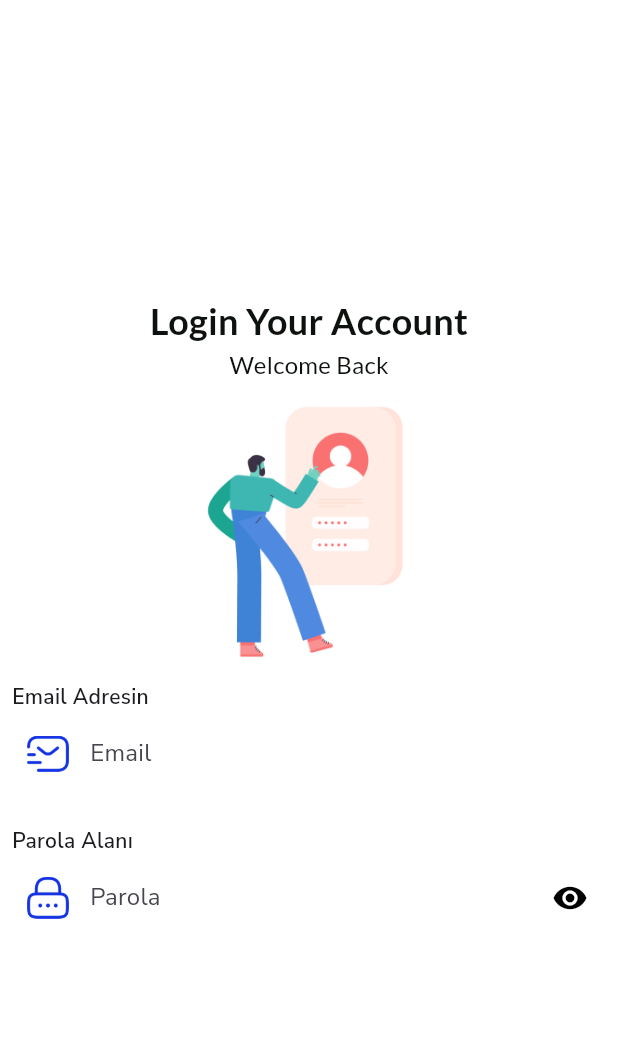
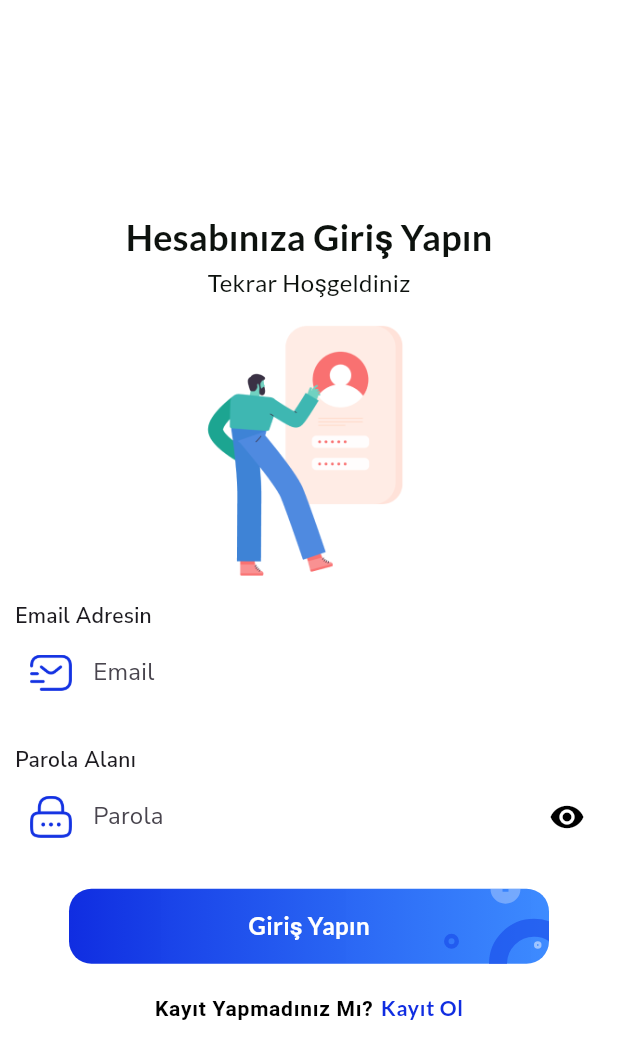
Before and after one commit to Arifcngk/ETicaret-Flutter-Nodejs-Mongo, a Flutter app: the screen it shows after launch, on a phone screen of 412 x 824 dp. Shown: the top 1059 px of the screen. Run offline on Flutter 3.47's test engine with Material 3 defaults, Android fonts, the phone set to English and light mode, and no system bars; our stand-ins replace google_fonts.

Commit message:
fix: corrected import path for login screen and removed obsolete file

```diff
--- a/lib/main.dart
+++ b/lib/main.dart
@@ -1,4 +1,4 @@
-import 'package:eticaret_fullstack/views/screens/aurh_screens/login..dart';
+import 'package:eticaret_fullstack/views/screens/aurh_screens/login.dart';
 import 'package:flutter/material.dart';
 
 void main() {
--- a/lib/views/screens/aurh_screens/login..dart
+++ /dev/null
@@ -1,118 +0,0 @@
-import 'package:flutter/material.dart';
-import 'package:google_fonts/google_fonts.dart';
-
-class LoginScreen extends StatelessWidget {
-  const LoginScreen({super.key});
-
-  @override
-  Widget build(BuildContext context) {
-    return Scaffold(
-      backgroundColor: Colors.white.withOpacity(0.95),
-      body: Padding(
-        padding: const EdgeInsets.all(8.0),
-        child: Center(
-          child: Column(
-            mainAxisAlignment: MainAxisAlignment.center,
-            children: [
-              Text(
-                'Login Your Account',
-                style: GoogleFonts.lato(
-                  fontSize: 24,
-                  fontWeight: FontWeight.bold,
-                  color: const Color(0xFF0d120E),
-                  letterSpacing: 0.2,
-                ),
-              ),
-              Text(
-                'Welcome Back',
-                style: GoogleFonts.lato(
-                  fontSize: 16,
-                  fontWeight: FontWeight.w400,
-                  color: const Color(0xFF0d120E),
-                  letterSpacing: 0.2,
-                ),
-              ),
-              Image.asset(
-                "assets/images/illustration.png",
-                width: 200,
-                height: 200,
-              ),
-              Align(
-                alignment: Alignment.topLeft,
-                child: Text(
-                  "Email Adresin",
-                  style: GoogleFonts.nunitoSans(
-                    fontWeight: FontWeight.w600,
-                    letterSpacing: 0.2,
-                  ),
-                ),
-              ),
-              TextFormField(
-                decoration: InputDecoration(
-                  fillColor: Colors.white,
-                  filled: true,
-                  border: OutlineInputBorder(
-                    borderRadius: BorderRadius.circular(10),
-                    borderSide: BorderSide.none,
-                  ),
-                  focusedBorder: InputBorder.none,
-                  enabledBorder: InputBorder.none,
-                  labelText: "Email ",
-                  labelStyle: GoogleFonts.nunitoSans(
-                    fontWeight: FontWeight.w400,
-                    letterSpacing: 0.2,
-                  ),
-                  prefixIcon: Padding(
-                    padding: const EdgeInsets.all(10.0),
-                    child: Image.asset(
-                      "assets/icons/email.png",
-                      width: 20,
-                      height: 20,
-                    ),
-                  ),
-                ),
-              ),
-              const SizedBox(height: 20),
-              Align(
-                alignment: Alignment.topLeft,
-                child: Text(
-                  "Parola Alanı",
-                  style: GoogleFonts.nunitoSans(
-                    fontWeight: FontWeight.w600,
-                    letterSpacing: 0.2,
-                  ),
-                ),
-              ),
-              TextFormField(
-                decoration: InputDecoration(
-                  fillColor: Colors.white,
-                  filled: true,
-                  border: OutlineInputBorder(
-                    borderRadius: BorderRadius.circular(10),
-                    borderSide: BorderSide.none,
-                  ),
-                  focusedBorder: InputBorder.none,
-                  enabledBorder: InputBorder.none,
-                  labelText: "Parola",
-                  labelStyle: GoogleFonts.nunitoSans(
-                    fontWeight: FontWeight.w400,
-                    letterSpacing: 0.2,
-                  ),
-                  suffixIcon: const Icon(Icons.visibility, color: Colors.black),
-                  prefixIcon: Padding(
-                    padding: const EdgeInsets.all(10.0),
-                    child: Image.asset(
-                      "assets/icons/password.png",
-                      width: 20,
-                      height: 20,
-                    ),
-                  ),
-                ),
-              ),
-            ],
-          ),
-        ),
-      ),
-    );
-  }
-}
--- /dev/null
+++ b/lib/views/screens/aurh_screens/login.dart
@@ -0,0 +1,251 @@
+import 'package:eticaret_fullstack/views/screens/aurh_screens/register.dart';
+import 'package:flutter/material.dart';
+import 'package:google_fonts/google_fonts.dart';
+
+class LoginScreen extends StatelessWidget {
+  const LoginScreen({super.key});
+
+  @override
+  Widget build(BuildContext context) {
+    return Scaffold(
+      backgroundColor: Colors.white.withOpacity(0.95),
+      body: Padding(
+        padding: const EdgeInsets.all(10.0),
+        child: Center(
+          child: Column(
+            mainAxisAlignment: MainAxisAlignment.center,
+            children: [
+              Text(
+                'Hesabınıza Giriş Yapın',
+                style: GoogleFonts.lato(
+                  fontSize: 24,
+                  fontWeight: FontWeight.bold,
+                  color: const Color(0xFF0d120E),
+                  letterSpacing: 0.2,
+                ),
+              ),
+              Text(
+                'Tekrar Hoşgeldiniz',
+                style: GoogleFonts.lato(
+                  fontSize: 16,
+                  fontWeight: FontWeight.w400,
+                  color: const Color(0xFF0d120E),
+                  letterSpacing: 0.2,
+                ),
+              ),
+              Image.asset(
+                "assets/images/illustration.png",
+                width: 200,
+                height: 200,
+              ),
+              Align(
+                alignment: Alignment.topLeft,
+                child: Text(
+                  "Email Adresin",
+                  style: GoogleFonts.nunitoSans(
+                    fontWeight: FontWeight.w600,
+                    letterSpacing: 0.2,
+                  ),
+                ),
+              ),
+              TextFormField(
+                decoration: InputDecoration(
+                  fillColor: Colors.white,
+                  filled: true,
+                  border: OutlineInputBorder(
+                    borderRadius: BorderRadius.circular(10),
+                    borderSide: BorderSide.none,
+                  ),
+                  focusedBorder: InputBorder.none,
+                  enabledBorder: InputBorder.none,
+                  labelText: "Email ",
+                  labelStyle: GoogleFonts.nunitoSans(
+                    fontWeight: FontWeight.w400,
+                    letterSpacing: 0.2,
+                  ),
+                  prefixIcon: Padding(
+                    padding: const EdgeInsets.all(10.0),
+                    child: Image.asset(
+                      "assets/icons/email.png",
+                      width: 20,
+                      height: 20,
+                    ),
+                  ),
+                ),
+              ),
+              const SizedBox(height: 20),
+              Align(
+                alignment: Alignment.topLeft,
+                child: Text(
+                  "Parola Alanı",
+                  style: GoogleFonts.nunitoSans(
+                    fontWeight: FontWeight.w600,
+                    letterSpacing: 0.2,
+                  ),
+                ),
+              ),
+              TextFormField(
+                decoration: InputDecoration(
+                  fillColor: Colors.white,
+                  filled: true,
+                  border: OutlineInputBorder(
+                    borderRadius: BorderRadius.circular(10),
+                    borderSide: BorderSide.none,
+                  ),
+                  focusedBorder: InputBorder.none,
+                  enabledBorder: InputBorder.none,
+                  labelText: "Parola",
+                  labelStyle: GoogleFonts.nunitoSans(
+                    fontWeight: FontWeight.w400,
+                    letterSpacing: 0.2,
+                  ),
+                  suffixIcon: const Icon(Icons.visibility, color: Colors.black),
+                  prefixIcon: Padding(
+                    padding: const EdgeInsets.all(10.0),
+                    child: Image.asset(
+                      "assets/icons/password.png",
+                      width: 20,
+                      height: 20,
+                    ),
+                  ),
+                ),
+              ),
+              const SizedBox(height: 20),
+              Container(
+                width: 320,
+                height: 50,
+                decoration: BoxDecoration(
+                  borderRadius: BorderRadius.circular(15),
+                  gradient: const LinearGradient(
+                    colors: [
+                      Color(0xFF102DE1),
+                      Color(0xCC0D6EFF),
+                    ],
+                  ),
+                ),
+                child: Stack(
+                  children: [
+                    Positioned(
+                      left: 280,
+                      top: 20,
+                      child: Opacity(
+                        opacity: 0.5,
+                        child: Container(
+                          width: 60,
+                          height: 60,
+                          clipBehavior: Clip.antiAlias,
+                          decoration: BoxDecoration(
+                            border: Border.all(
+                              color: const Color(0xFF103DE5),
+                              width: 12,
+                            ),
+                            borderRadius: BorderRadius.circular(30),
+                          ),
+                        ),
+                      ),
+                    ),
+                    Positioned(
+                      left: 250,
+                      top: 30,
+                      child: Opacity(
+                          opacity: 0.5,
+                          child: Container(
+                            width: 10,
+                            height: 10,
+                            clipBehavior: Clip.antiAlias,
+                            decoration: BoxDecoration(
+                              border: Border.all(
+                                color: const Color(0xFF103DE5),
+                                width: 3,
+                              ),
+                              borderRadius: BorderRadius.circular(30),
+                            ),
+                          )),
+                    ),
+                    Positioned(
+                      left: 310,
+                      top: 35,
+                      child: Opacity(
+                        opacity: 0.5,
+                        child: Container(
+                          width: 5,
+                          height: 5,
+                          clipBehavior: Clip.antiAlias,
+                          decoration: BoxDecoration(
+                            border: Border.all(
+                              color: Colors.white,
+                              width: 3,
+                            ),
+                            borderRadius: BorderRadius.circular(3),
+                          ),
+                        ),
+                      ),
+                    ),
+                    Positioned(
+                      left: 281,
+                      top: -10,
+                      child: Opacity(
+                        opacity: 0.3,
+                        child: Container(
+                          width: 20,
+                          height: 20,
+                          clipBehavior: Clip.antiAlias,
+                          decoration: BoxDecoration(
+                            border: Border.all(
+                              color: Colors.white,
+                              width: 12,
+                            ),
+                            borderRadius: BorderRadius.circular(10),
+                          ),
+                        ),
+                      ),
+                    ),
+                    Center(
+                      child: Text("Giriş Yapın",
+                          style: GoogleFonts.lato(
+                            color: Colors.white,
+                            fontWeight: FontWeight.w600,
+                            fontSize: 16,
+                          )),
+                    ),
+                  ],
+                ),
+              ),
+              const SizedBox(height: 20),
+              Row(
+                mainAxisAlignment: MainAxisAlignment.center,
+                children: [
+                  const Text(
+                    "Kayıt Yapmadınız Mı?",
+                    style: TextStyle(
+                      color: Colors.black,
+                      fontWeight: FontWeight.w600,
+                      letterSpacing: 0.5,
+                      fontSize: 14,
+                    ),
+                  ),
+                  const SizedBox(width: 5),
+                  InkWell(
+                    onTap: () {
+                      Navigator.push(
+                          context,
+                          MaterialPageRoute(
+                              builder: (context) => const RegisterScreen()));
+                    },
+                    child: Text("Kayıt Ol",
+                        style: GoogleFonts.lato(
+                          color: const Color(0xFF102DE1),
+                          fontWeight: FontWeight.w600,
+                          letterSpacing: 0.5,
+                          fontSize: 14,
+                        )),
+                  ),
+                ],
+              )
+            ],
+          ),
+        ),
+      ),
+    );
+  }
+}
```
Also changed, not shown: lib/views/screens/aurh_screens/register.dart (added, +288 -0 lines).
